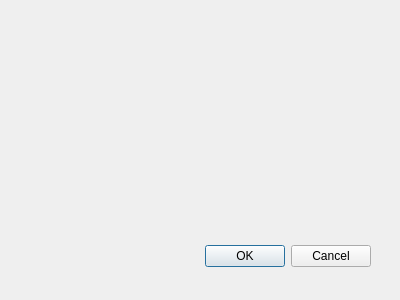
Above: Game/settingsdialog.ui from RauliV/Nysse before the change. Below: the same form after it.
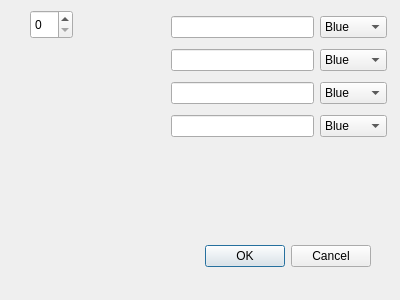
That is the form after the change.

Commit message: Luotu layout settings dialogille

```diff
--- a/Game/settingsdialog.ui
+++ b/Game/settingsdialog.ui
@@ -31,6 +31,147 @@
     <set>QDialogButtonBox::Cancel|QDialogButtonBox::Ok</set>
    </property>
   </widget>
+  <widget class="QSpinBox" name="NumberOfPlayersSpinBox">
+   <property name="geometry">
+    <rect>
+     <x>30</x>
+     <y>10</y>
+     <width>43</width>
+     <height>29</height>
+    </rect>
+   </property>
+   <property name="maximum">
+    <number>4</number>
+   </property>
+  </widget>
+  <widget class="QWidget" name="">
+   <property name="geometry">
+    <rect>
+     <x>171</x>
+     <y>11</y>
+     <width>216</width>
+     <height>134</height>
+    </rect>
+   </property>
+   <layout class="QHBoxLayout" name="horizontalLayout">
+    <item>
+     <layout class="QVBoxLayout" name="verticalLayout_2">
+      <item>
+       <widget class="QLineEdit" name="PlayerNameLineEdit_1"/>
+      </item>
+      <item>
+       <widget class="QLineEdit" name="PlayerNameLineEdit_4"/>
+      </item>
+      <item>
+       <widget class="QLineEdit" name="PlayerNameLineEdit_2"/>
+      </item>
+      <item>
+       <widget class="QLineEdit" name="PlayerNameLineEdit_3"/>
+      </item>
+     </layout>
+    </item>
+    <item>
+     <layout class="QVBoxLayout" name="verticalLayout_3">
+      <item>
+       <widget class="QComboBox" name="PlayerColourComboBox_1">
+        <item>
+         <property name="text">
+          <string>Blue</string>
+         </property>
+        </item>
+        <item>
+         <property name="text">
+          <string>Red</string>
+         </property>
+        </item>
+        <item>
+         <property name="text">
+          <string>Green</string>
+         </property>
+        </item>
+        <item>
+         <property name="text">
+          <string>Yellow</string>
+         </property>
+        </item>
+       </widget>
+      </item>
+      <item>
+       <widget class="QComboBox" name="PlayerColourComboBox_3">
+        <item>
+         <property name="text">
+          <string>Blue</string>
+         </property>
+        </item>
+        <item>
+         <property name="text">
+          <string>Red</string>
+         </property>
+        </item>
+        <item>
+         <property name="text">
+          <string>Green</string>
+         </property>
+        </item>
+        <item>
+         <property name="text">
+          <string>Yellow</string>
+         </property>
+        </item>
+       </widget>
+      </item>
+      <item>
+       <widget class="QComboBox" name="PlayerColourComboBox_2">
+        <item>
+         <property name="text">
+          <string>Blue</string>
+         </property>
+        </item>
+        <item>
+         <property name="text">
+          <string>Red</string>
+         </property>
+        </item>
+        <item>
+         <property name="text">
+          <string>Green</string>
+         </property>
+        </item>
+        <item>
+         <property name="text">
+          <string>Yellow</string>
+         </property>
+        </item>
+       </widget>
+      </item>
+      <item>
+       <widget class="QComboBox" name="PlayerColourComboBox_4">
+        <item>
+         <property name="text">
+          <string>Blue</string>
+         </property>
+        </item>
+        <item>
+         <property name="text">
+          <string>Red</string>
+         </property>
+        </item>
+        <item>
+         <property name="text">
+          <string>Green</string>
+         </property>
+        </item>
+        <item>
+         <property name="text">
+          <string>Yellow</string>
+         </property>
+        </item>
+       </widget>
+      </item>
+     </layout>
+    </item>
+   </layout>
+  </widget>
  </widget>
  <pixmapfunction/>
  <resources/>
```
Left out of the diff: 9 changed lines with no effect on the pictures. The commit also changes 2 other files.
